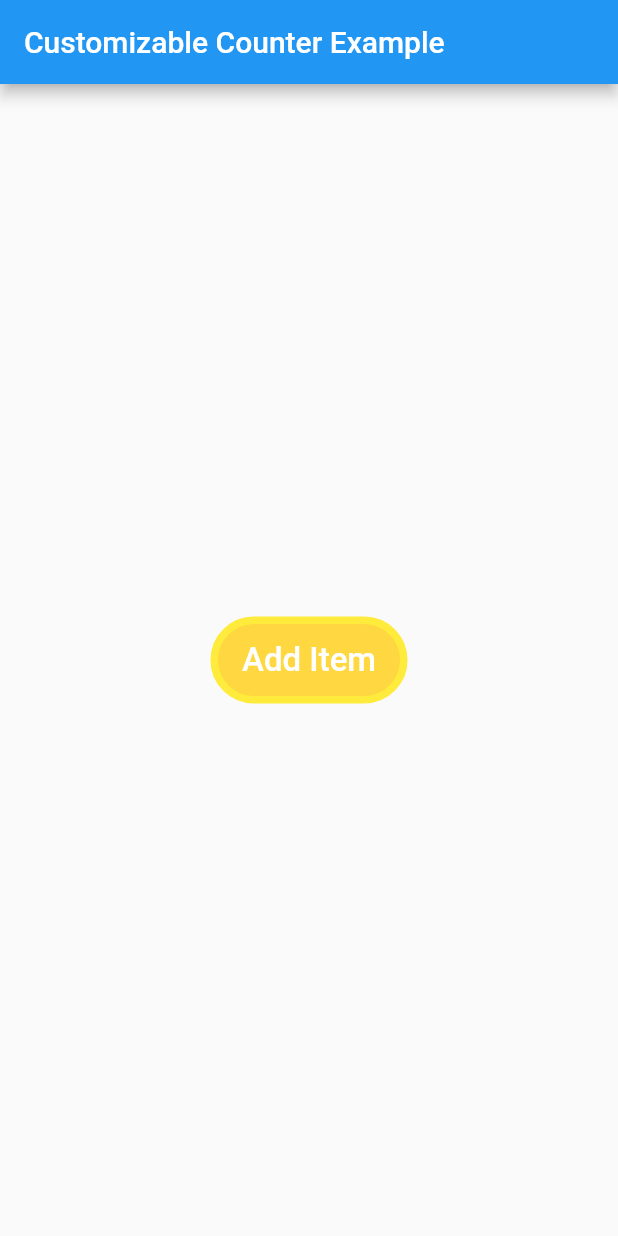
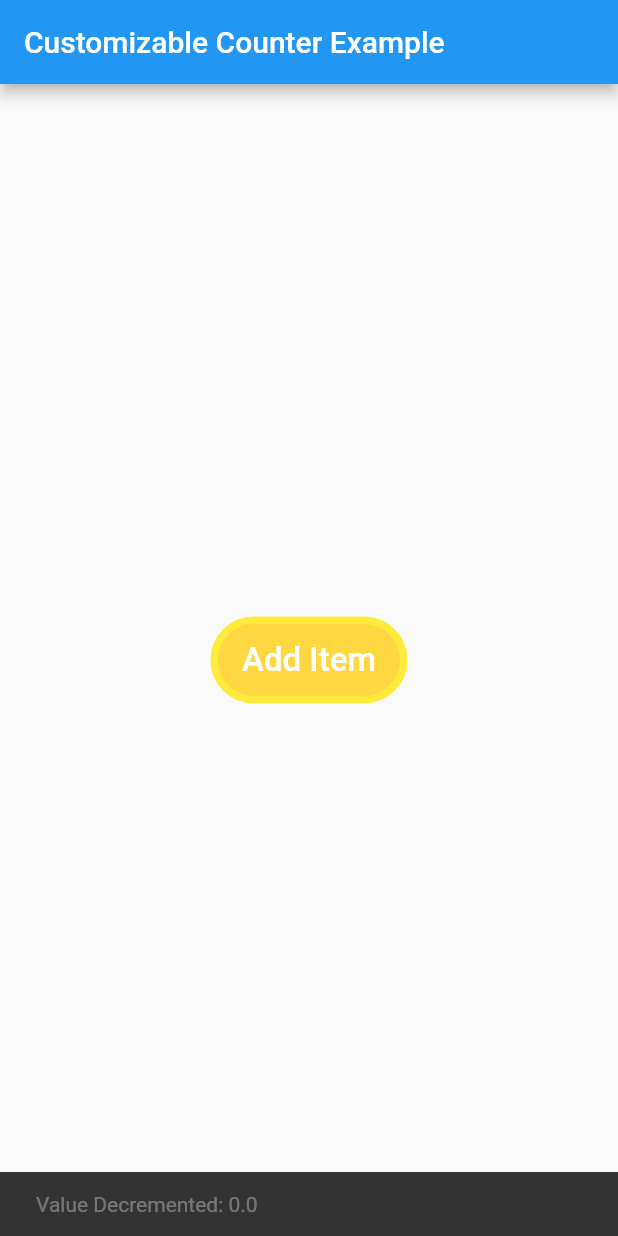
Before and after one commit to ihjohny/Customizable-Counter, a Flutter app: the screen it shows after launch, after a tap on "Add Item", after a tap on the "remove" icon, on a phone screen of 412 x 824 dp. Run offline on Flutter 3.47's test engine with Material 2 defaults, Android fonts, the phone set to English and light mode, and no system bars.

Commit message:
increment and decrement function is working fine now.

```diff
--- a/example/lib/main.dart
+++ b/example/lib/main.dart
@@ -58,10 +58,26 @@ class _MyHomePageState extends State<MyHomePage> {
             Icons.remove,
             color: Colors.white,
           ),
-          onCountChange: (count) {
+          onDecrement: (value){
             ScaffoldMessenger.of(context).showSnackBar(
               SnackBar(
-                content: Text("Value Changed: $count"),
+                content: Text("Value Decremented: $value"),
+                duration: const Duration(milliseconds: 250),
+              ),
+            );
+          },
+          onIncrement: (value){
+            ScaffoldMessenger.of(context).showSnackBar(
+              SnackBar(
+                content: Text("Value Incremented: $value"),
+                duration: const Duration(milliseconds: 250),
+              ),
+            );
+          },
+          onCountChange: (value){
+            ScaffoldMessenger.of(context).showSnackBar(
+              SnackBar(
+                content: Text("Value Changed: $value"),
                 duration: const Duration(milliseconds: 250),
               ),
             );
--- a/lib/customizable_counter.dart
+++ b/lib/customizable_counter.dart
@@ -51,6 +51,12 @@ class CustomizableCounter extends StatefulWidget {
   /// called when the counter value change by clicking button.
   final void Function(double c)? onCountChange;
 
+  /// called when the counter value increase by clicking increment button.
+  final void Function(double c)? onIncrement;
+
+  /// called when the counter value increase by clicking increment button.
+  final void Function(double c)? onDecrement;
+
   const CustomizableCounter({
     Key? key,
     this.borderColor,
@@ -68,6 +74,8 @@ class CustomizableCounter extends StatefulWidget {
     this.step = 1,
     this.showButtonText = true,
     this.onCountChange,
+    this.onIncrement,
+    this.onDecrement
   }) : super(key: key);
 
   @override
@@ -88,6 +96,7 @@ class _CustomizableCounterState extends State<CustomizableCounter> {
       if ((mCount - widget.step) >= widget.minCount) {
         mCount -= widget.step;
         widget.onCountChange?.call(mCount);
+        widget.onDecrement?.call(mCount);
       }
     });
   }
@@ -97,6 +106,7 @@ class _CustomizableCounterState extends State<CustomizableCounter> {
       if ((mCount + widget.step) <= widget.maxCount) {
         mCount += widget.step;
         widget.onCountChange?.call(mCount);
+        widget.onIncrement?.call(mCount);
       }
     });
   }
@@ -130,7 +140,7 @@ class _CustomizableCounterState extends State<CustomizableCounter> {
             mainAxisSize: MainAxisSize.min,
             children: [
               IconButton(
-                        onPressed: decrement,
+                  onPressed:decrement,
                   icon: widget.decrementIcon ??
                       Icon(
                         Icons.remove,
```
Also changed, not shown: example/pubspec.lock, 1 other file. Lines whose indentation alone changed are shown as unchanged.
